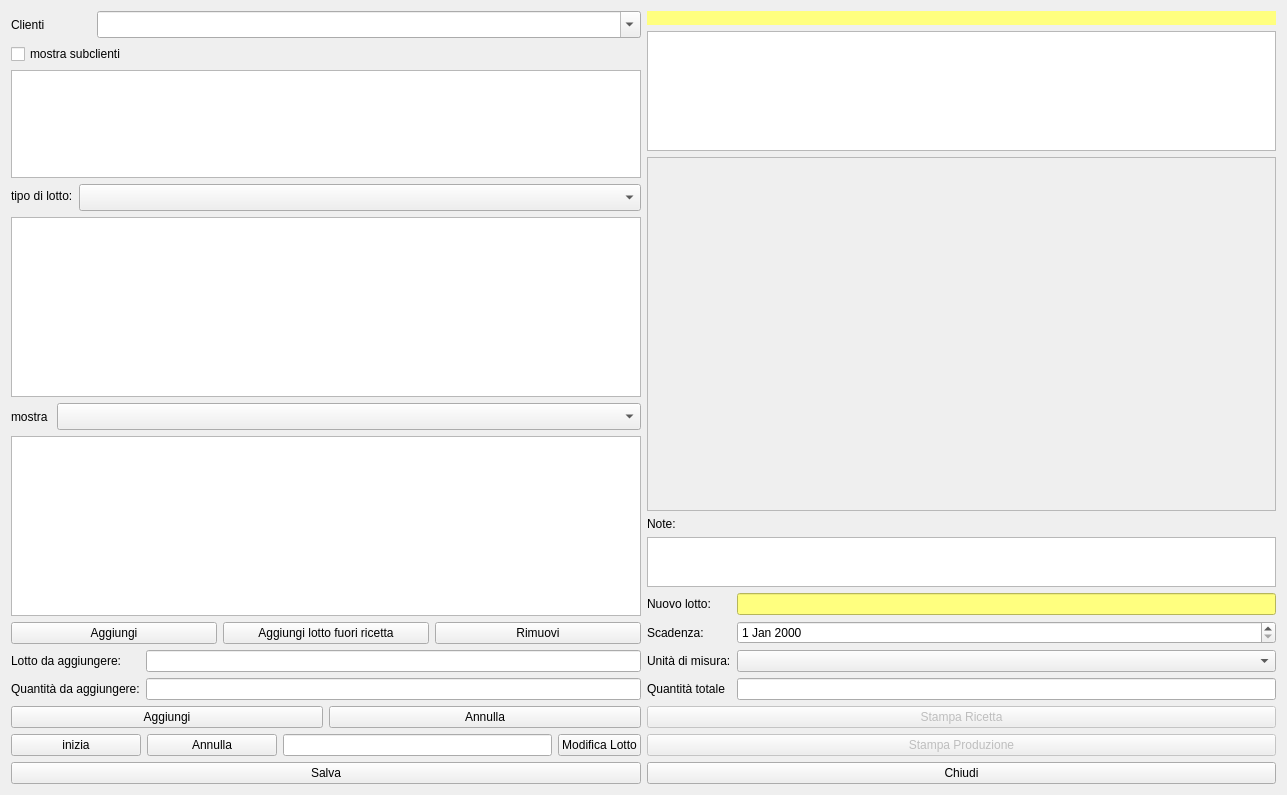
Old version of the form hproduction.ui in the repository fblabs/hamlet-mod-sancon.
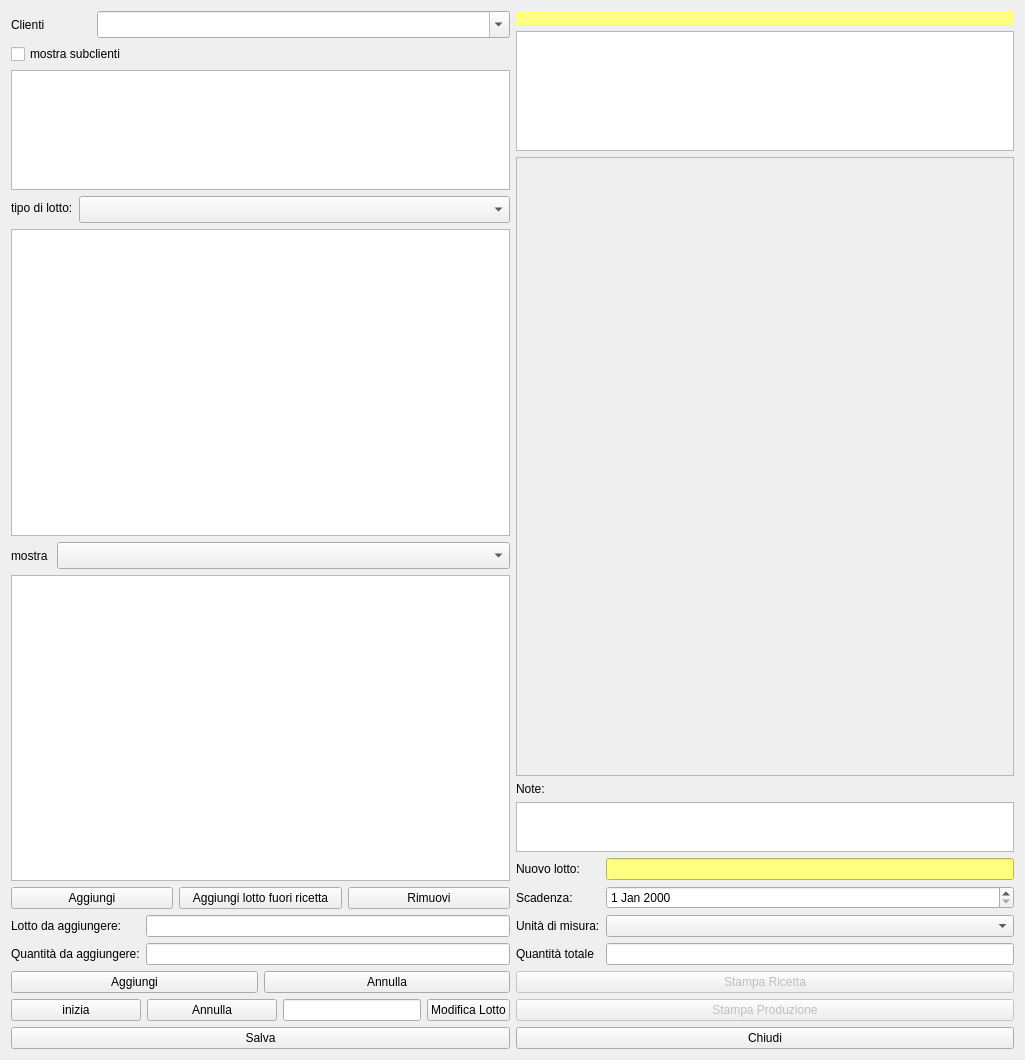
New version of the form. Icons and pictures are not drawn.

```diff
--- a/hproduction.ui
+++ b/hproduction.ui
@@ -9,8 +9,8 @@
    <rect>
     <x>0</x>
     <y>0</y>
-    <width>1287</width>
-    <height>795</height>
+    <width>1025</width>
+    <height>1060</height>
    </rect>
   </property>
   <property name="windowTitle">
```
Left out of the diff: 2 changed lines with no effect on the pictures.
